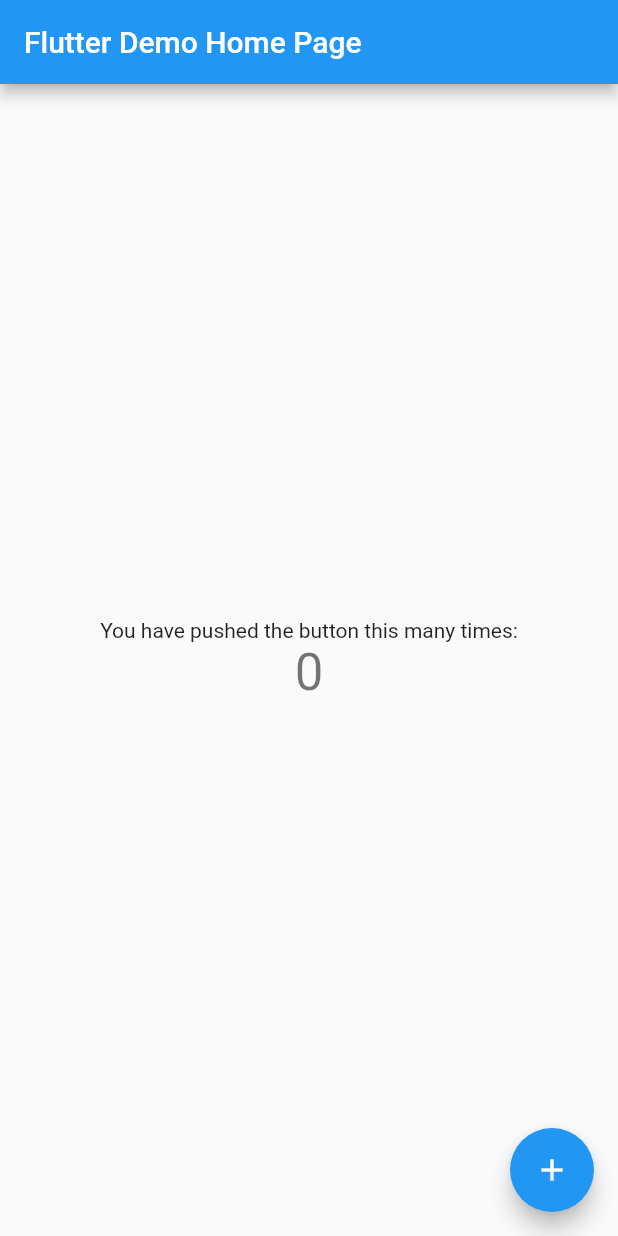
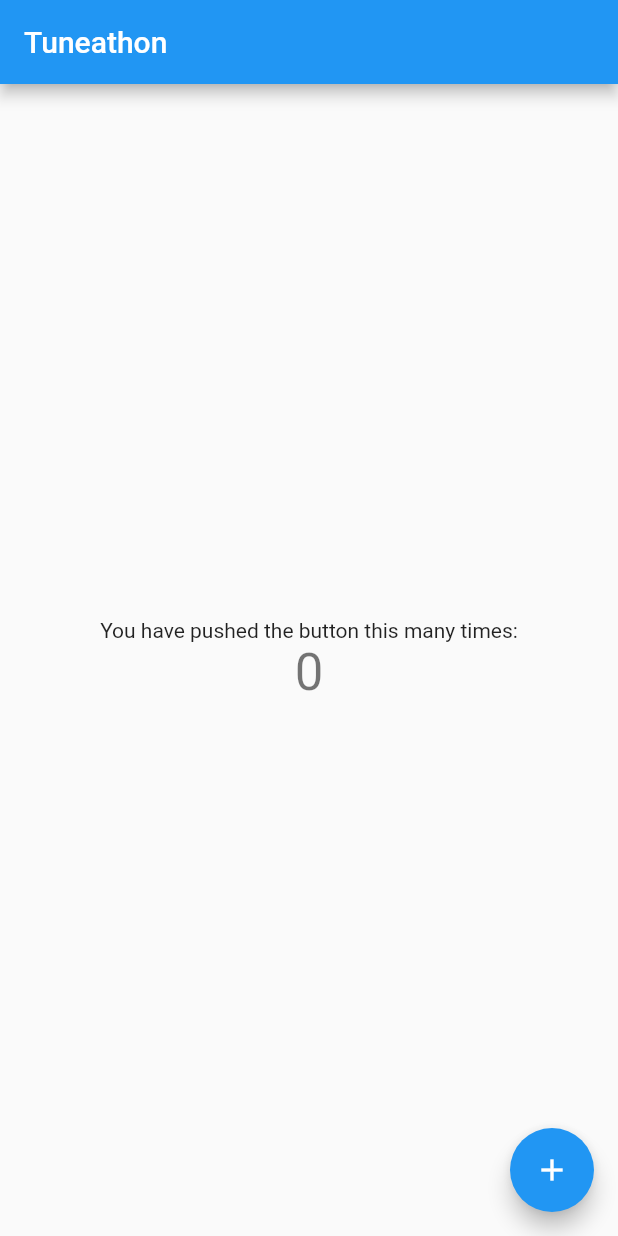
Before and after one commit to Tuneathon/Mobile, a Flutter app: the screen it shows after launch, on a phone screen of 412 x 824 dp. Run offline on Flutter 3.47's test engine with Material 2 defaults, Android fonts, the phone set to English and light mode, and no system bars.

Commit message:
Update app name and library resources version

```diff
--- a/lib/main.dart
+++ b/lib/main.dart
@@ -7,7 +7,7 @@ class MyApp extends StatelessWidget {
   @override
   Widget build(BuildContext context) {
     return new MaterialApp(
-      title: 'Flutter Demo',
+      title: 'Tuneathon',
       theme: new ThemeData(
         // This is the theme of your application.
         //
@@ -19,7 +19,7 @@ class MyApp extends StatelessWidget {
         // counter didn't reset back to zero; the application is not restarted.
         primarySwatch: Colors.blue,
       ),
-      home: new MyHomePage(title: 'Flutter Demo Home Page'),
+      home: new MyHomePage(title: 'Tuneathon'),
     );
   }
 }
```
Also changed, not shown: 4 other files.
